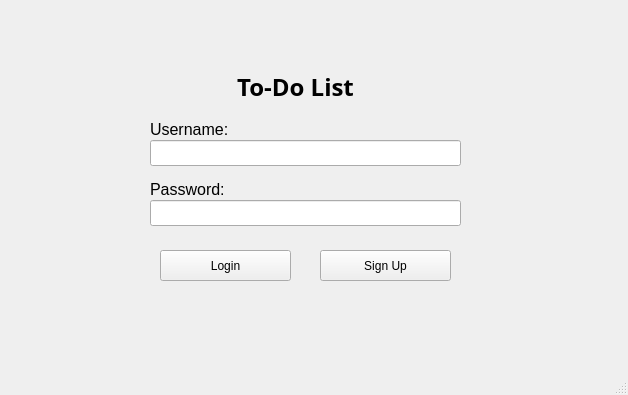
Before: the Qt Designer form frontend/login_window.ui in jtmedalla/cmsc128-Lab1_CRUD_Medalla, drawn with Qt 5.
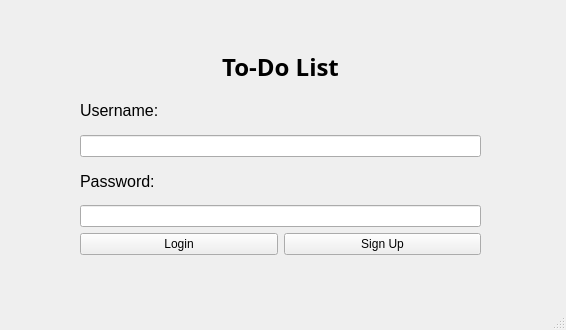
After: the same form once the commit is applied.

Commit message:
feat(ui): change layout to use grid layout
add run script for launching the application

```diff
--- a/frontend/login_window.ui
+++ b/frontend/login_window.ui
@@ -6,80 +6,32 @@
    <rect>
     <x>0</x>
     <y>0</y>
-    <width>628</width>
-    <height>395</height>
+    <width>566</width>
+    <height>330</height>
    </rect>
   </property>
+  <property name="sizePolicy">
+   <sizepolicy hsizetype="Fixed" vsizetype="Fixed">
+    <horstretch>0</horstretch>
+    <verstretch>0</verstretch>
+   </sizepolicy>
+  </property>
   <property name="windowTitle">
    <string>Form</string>
   </property>
   <widget class="QWidget" name="centralwidget">
-   <widget class="QLabel" name="lbl_title">
+   <widget class="QWidget" name="gridLayoutWidget">
     <property name="geometry">
      <rect>
-      <x>210</x>
-      <y>70</y>
-      <width>171</width>
-      <height>41</height>
+      <x>80</x>
+      <y>50</y>
+      <width>401</width>
+      <height>205</height>
      </rect>
     </property>
-    <property name="font">
-     <font>
-      <family>Arial Black</family>
-      <pointsize>18</pointsize>
-      <bold>true</bold>
-     </font>
-    </property>
-    <property name="text">
-     <string>To-Do List</string>
-    </property>
-    <property name="alignment">
-     <set>Qt::AlignmentFlag::AlignHCenter|Qt::AlignmentFlag::AlignTop</set>
-    </property>
-   </widget>
-   <widget class="QLabel" name="lbl_username">
-    <property name="geometry">
-     <rect>
-      <x>150</x>
-      <y>120</y>
-      <width>81</width>
-      <height>18</height>
-     </rect>
-    </property>
-    <property name="font">
-     <font>
-      <family>Arial</family>
-      <pointsize>12</pointsize>
-     </font>
-    </property>
-    <property name="text">
-     <string>Username:</string>
-    </property>
-   </widget>
-   <widget class="QLineEdit" name="line_username">
-    <property name="geometry">
-     <rect>
-      <x>150</x>
-      <y>140</y>
-      <width>311</width>
-      <height>26</height>
-     </rect>
-    </property>
-    <property name="font">
-     <font>
-      <family>Arial</family>
-     </font>
-    </property>
-   </widget>
+    <layout class="QGridLayout" name="login_layout">
+     <item row="3" column="0" colspan="2">
    <widget class="QLabel" name="lbl_password">
-    <property name="geometry">
-     <rect>
-      <x>150</x>
-      <y>180</y>
-      <width>81</width>
-      <height>18</height>
-     </rect>
-    </property>
     <property name="font">
      <font>
       <family>Arial</family>
@@ -90,80 +42,75 @@
      <string>Password:</string>
     </property>
    </widget>
-   <widget class="QLineEdit" name="line_password">
-    <property name="geometry">
-     <rect>
-      <x>150</x>
-      <y>200</y>
-      <width>311</width>
-      <height>26</height>
-     </rect>
-    </property>
-    <property name="inputMask">
-     <string/>
-    </property>
-    <property name="text">
-     <string/>
-    </property>
-    <property name="echoMode">
-     <enum>QLineEdit::EchoMode::Password</enum>
-    </property>
-   </widget>
+     </item>
+     <item row="2" column="0" colspan="2">
+      <widget class="QLineEdit" name="line_username">
+       <property name="font">
+        <font>
+         <family>Arial</family>
+        </font>
+       </property>
+      </widget>
+     </item>
+     <item row="5" column="0">
    <widget class="QPushButton" name="btn_login">
-    <property name="geometry">
-     <rect>
-      <x>160</x>
-      <y>250</y>
-      <width>131</width>
-      <height>31</height>
-     </rect>
-    </property>
     <property name="text">
      <string>Login</string>
     </property>
    </widget>
+     </item>
+     <item row="5" column="1">
    <widget class="QPushButton" name="btn_signup">
-    <property name="geometry">
-     <rect>
-      <x>320</x>
-      <y>250</y>
-      <width>131</width>
-      <height>31</height>
-     </rect>
-    </property>
     <property name="text">
      <string>Sign Up</string>
     </property>
    </widget>
-   <widget class="QLabel" name="lbl_warning">
-    <property name="geometry">
-     <rect>
-      <x>155</x>
-      <y>310</y>
-      <width>301</width>
-      <height>20</height>
-     </rect>
-    </property>
+     </item>
+     <item row="1" column="0" colspan="2">
+      <widget class="QLabel" name="lbl_username">
+       <property name="font">
+        <font>
+         <family>Arial</family>
+         <pointsize>12</pointsize>
+        </font>
+       </property>
+       <property name="text">
+        <string>Username:</string>
+       </property>
+      </widget>
+     </item>
+     <item row="4" column="0" colspan="2">
+      <widget class="QLineEdit" name="line_password">
+       <property name="inputMask">
+        <string/>
+       </property>
+       <property name="text">
+        <string/>
+       </property>
+       <property name="echoMode">
+        <enum>QLineEdit::EchoMode::Password</enum>
+       </property>
+      </widget>
+     </item>
+     <item row="0" column="0" colspan="2">
+      <widget class="QLabel" name="lbl_title">
     <property name="font">
      <font>
       <family>Arial Black</family>
+         <pointsize>18</pointsize>
+         <bold>true</bold>
      </font>
     </property>
     <property name="text">
-     <string/>
+        <string>To-Do List</string>
     </property>
     <property name="alignment">
-     <set>Qt::AlignmentFlag::AlignCenter</set>
-    </property>
-   </widget>
-   <zorder>lbl_password</zorder>
-   <zorder>line_password</zorder>
-   <zorder>lbl_title</zorder>
-   <zorder>btn_signup</zorder>
-   <zorder>line_username</zorder>
-   <zorder>lbl_username</zorder>
-   <zorder>btn_login</zorder>
-   <zorder>lbl_warning</zorder>
+        <set>Qt::AlignmentFlag::AlignHCenter|Qt::AlignmentFlag::AlignTop</set>
+       </property>
+      </widget>
+     </item>
+    </layout>
+   </widget>
   </widget>
   <widget class="QStatusBar" name="statusbar"/>
  </widget>
```
Lines whose indentation alone changed are shown as unchanged. The commit also changes 1 other file.
